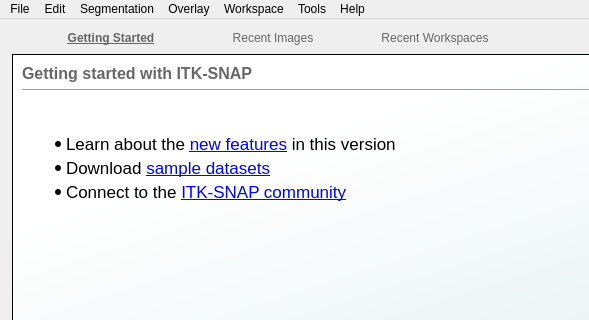
Qt form GUI/Qt/Windows/MainImageWindow.ui (pyushkevich/itksnap) before a commit; both pictures show x 0 to 589 and y 0 to 320 of the 907 by 700 pixel window.
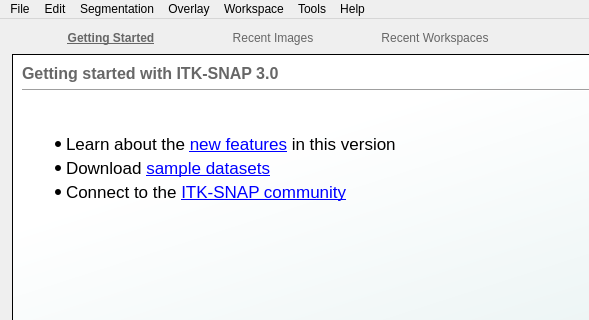
The same form after that commit. The open tabs and pages were chosen to show the change. Icons and pictures are not drawn. Custom widgets are drawn as their Qt base class.

Diff of the .ui file:
```diff
--- a/GUI/Qt/Windows/MainImageWindow.ui
+++ b/GUI/Qt/Windows/MainImageWindow.ui
@@ -186,7 +186,7 @@
 </string>
                  </property>
                  <property name="text">
-                  <string>Getting started with ITK-SNAP</string>
+                  <string>Getting started with ITK-SNAP 3.0</string>
                  </property>
                 </widget>
                </item>
```
Left out of the diff: 4 changed lines with no effect on the pictures.
